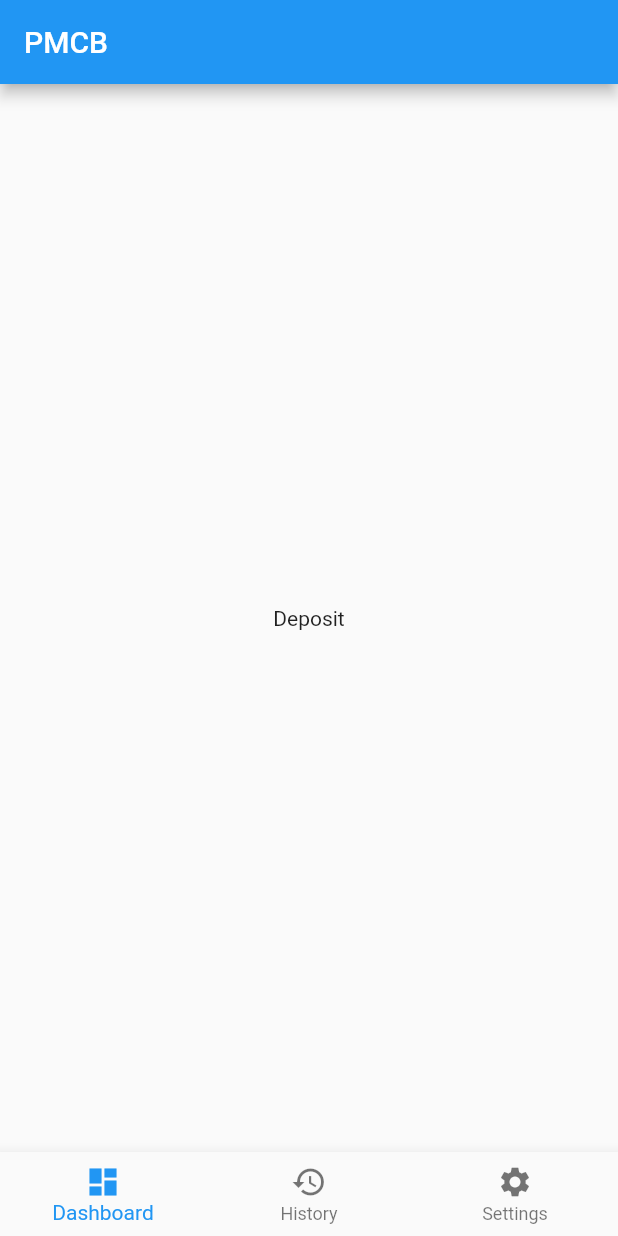
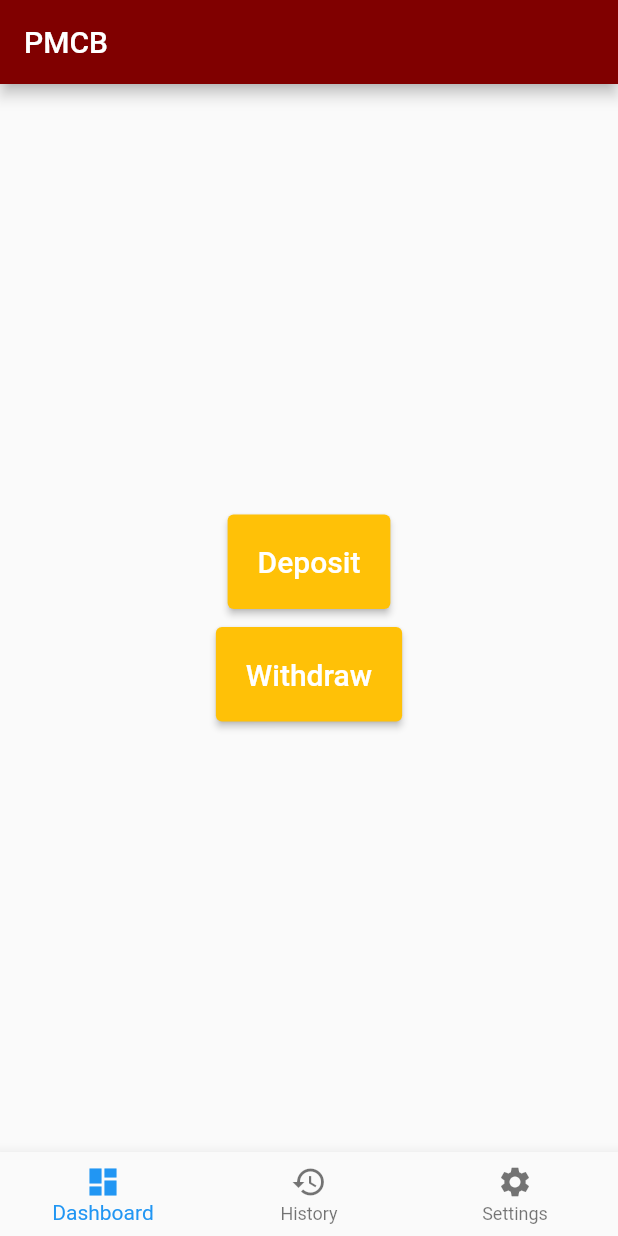
Before and after one commit to ChrisPew/Embeddedv2, a Flutter app: the screen it shows after launch, on a phone screen of 412 x 824 dp. Run offline on Flutter 3.47's test engine with Material 2 defaults, Android fonts, the phone set to English and light mode, and no system bars.

Commit message:
2nd commit

```diff
--- a/lib/main.dart
+++ b/lib/main.dart
@@ -4,33 +4,96 @@ void main() {
   runApp(const MyApp());
 }
 
-class MyApp extends StatelessWidget {
-  const MyApp({super.key});
+class MyApp extends StatefulWidget {
+  const MyApp({Key? key}) : super(key: key);
+  static String depositBtn = 'Deposit';
+  static String withdrawBtn = 'Withdraw';
 
+  @override
+  _MyAppState createState() => _MyAppState();
+}
+
+class _MyAppState extends State<MyApp> {
   @override
   Widget build(BuildContext context) {
     return MaterialApp(
       debugShowCheckedModeBanner: false,
       home: Scaffold(
         appBar: AppBar(
+          backgroundColor: Color(0xFF800000),
           title: const Text('PMCB'),
         ),
-        body: const Center(
-            //child: ElevatedButton(
-            //onPressed: () {},
-            child: Text('Deposit') //)
-            ),
+        body: Center(
+          child: Column(
+            mainAxisAlignment: MainAxisAlignment.center,
+            children: [
+              ElevatedButton(
+                style: ButtonStyle(
+                  padding:
+                      MaterialStateProperty.all<EdgeInsets>(EdgeInsets.all(20)),
+                  backgroundColor:
+                      const MaterialStatePropertyAll<Color>(Colors.amber),
+                ),
+                onPressed: () {
+                  depositClicked();
+                },
+                child: Text(MyApp.depositBtn,
+                    style: TextStyle(
+                      fontSize: 20,
+                    )),
+              ),
+              Container(
+                margin: const EdgeInsets.only(top: 12.0),
+                child: ElevatedButton(
+                  onPressed: () {
+                    withdrawClicked();
+                  },
+                  style: ButtonStyle(
+                    padding: MaterialStateProperty.all<EdgeInsets>(
+                        EdgeInsets.all(20)),
+                    backgroundColor:
+                        const MaterialStatePropertyAll<Color>(Colors.amber),
+                  ),
+                  child: Text(MyApp.withdrawBtn,
+                      style: TextStyle(
+                        fontSize: 20,
+                      )),
+                ),
+              ),
+            ],
+          ),
+        ),
         bottomNavigationBar: BottomNavigationBar(
           items: const [
             BottomNavigationBarItem(
-                label: 'Dashboard', icon: Icon(Icons.dashboard)),
+              label: 'Dashboard',
+              icon: Icon(Icons.dashboard),
+            ),
             BottomNavigationBarItem(
-                label: 'History', icon: Icon(Icons.history)),
+              label: 'History',
+              icon: Icon(Icons.history),
+            ),
             BottomNavigationBarItem(
-                label: 'Settings', icon: Icon(Icons.settings)),
+              label: 'Settings',
+              icon: Icon(Icons.settings),
+            ),
           ],
         ),
       ),
     );
   }
+
+  depositClicked() {
+    setState(() {
+      MyApp.depositBtn = 'Depositing...';
+    });
+  }
+
+  withdrawClicked() {
+    setState(() {
+      MyApp.withdrawBtn = 'Withdrawing...';
+    });
+  }
+
+  btnStyleDashboard() {}
 }
```
